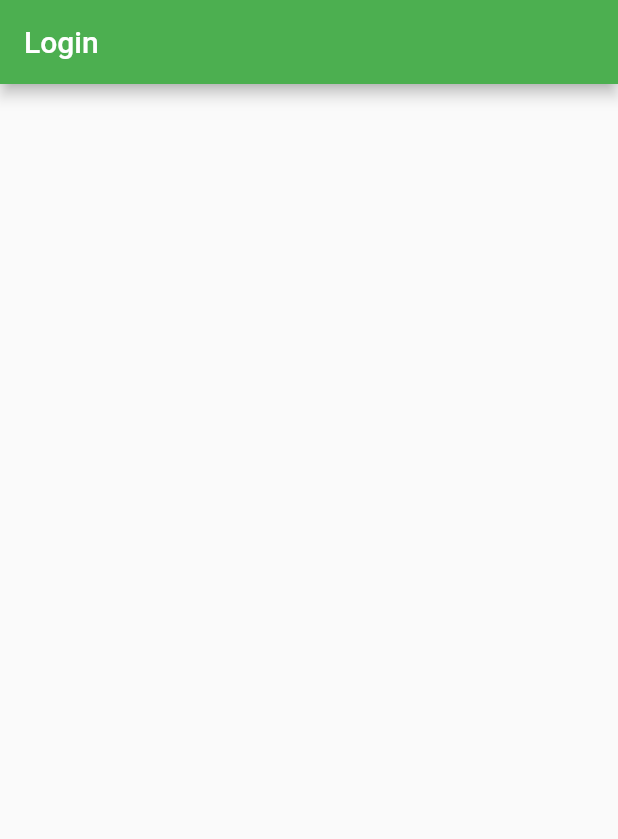
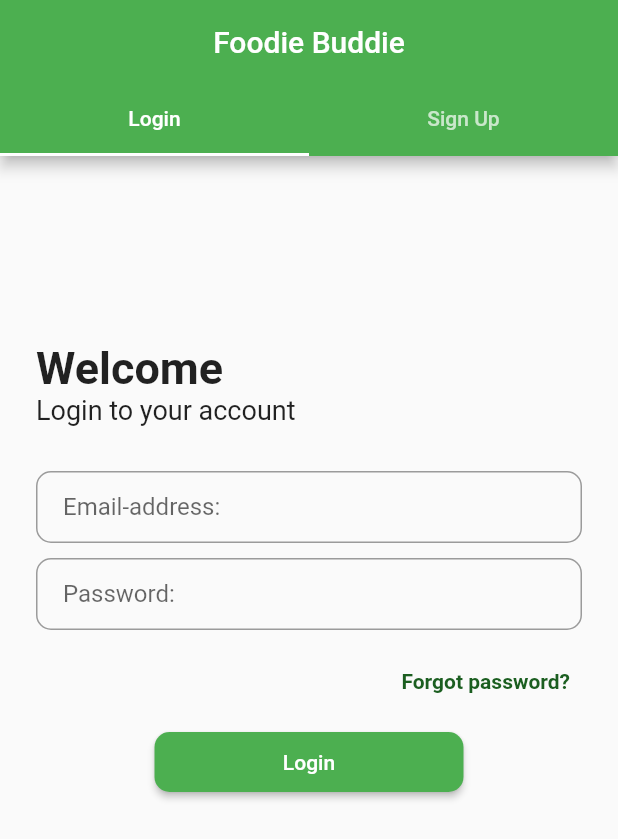
Before and after one commit to Nizam-VA/Foodie-Buddie, a Flutter app: the screen it shows after launch, after a tap on "Skip", on a phone screen of 412 x 824 dp. Shown: the top 839 px of the screen. Run offline on Flutter 3.47's test engine with Material 2 defaults, Android fonts, the phone set to English and light mode, and no system bars; Roboto replaces fonts that are missing (Urbanist, montserrat).

Commit message:
login/signup ui completed

```diff
--- a/lib/main.dart
+++ b/lib/main.dart
@@ -14,7 +14,7 @@ class MyApp extends StatelessWidget {
     return MaterialApp(
       debugShowCheckedModeBanner: false,
       theme: ThemeData(
-        fontFamily: 'montserrat',
+        fontFamily: 'Urbanist',
         primarySwatch: Colors.green,
       ),
       home: ScreenSplash(),
--- a/lib/view/screen/login/screen_login_signup.dart
+++ b/lib/view/screen/login/screen_login_signup.dart
@@ -1,13 +1,24 @@
 import 'package:flutter/material.dart';
+import 'package:foodiebuddie/view/screen/login/widgets/screen_login.dart';
+import 'package:foodiebuddie/view/screen/login/widgets/screen_signup.dart';
 
 class ScreenLoginSignUp extends StatelessWidget {
   const ScreenLoginSignUp({super.key});
 
   @override
   Widget build(BuildContext context) {
-    return Scaffold(
-      appBar: AppBar(
-        title: const Text('Login'),
+    return DefaultTabController(
+      length: 3,
+      child: Scaffold(
+        appBar: AppBar(
+          bottom: const TabBar(tabs: [
+            Tab(text: 'Login'),
+            Tab(text: 'Sign Up'),
+          ]),
+          title: const Text('Foodie Buddie'),
+          centerTitle: true,
+        ),
+        body: TabBarView(children: [ScreenLogin(), ScreenSignUp()]),
       ),
     );
   }
--- /dev/null
+++ b/lib/view/screen/login/widgets/screen_login.dart
@@ -0,0 +1,70 @@
+import 'package:flutter/material.dart';
+import 'package:foodiebuddie/core/constants.dart';
+import 'package:foodiebuddie/view/screen/forgot_password/screen_forgot_password.dart';
+import 'package:foodiebuddie/view/widgets/button_widget.dart';
+import 'package:foodiebuddie/view/widgets/text_button_widget.dart';
+import 'package:foodiebuddie/view/widgets/text_field_widget.dart';
+
+class ScreenLogin extends StatelessWidget {
+  ScreenLogin({super.key});
+
+  final formKey = GlobalKey<FormState>();
+  final userController = TextEditingController();
+  final passController = TextEditingController();
+
+  @override
+  Widget build(BuildContext context) {
+    final width = MediaQuery.of(context).size.width;
+    return Container(
+      margin: const EdgeInsets.all(24),
+      child: Form(
+        child: Column(
+          crossAxisAlignment: CrossAxisAlignment.start,
+          children: [
+            kHight100,
+            const Text('Welcome',
+                style: TextStyle(fontSize: 30, fontWeight: FontWeight.bold)),
+            const Text('Login to your account', style: TextStyle(fontSize: 18)),
+            kHight30,
+            Column(
+              mainAxisAlignment: MainAxisAlignment.center,
+              children: [
+                TextFieldWidget(
+                  userController: userController,
+                  label: 'Email-address:',
+                  inputType: TextInputType.emailAddress,
+                  obscureText: false,
+                ),
+                kHight10,
+                TextFieldWidget(
+                  userController: passController,
+                  label: 'Password:',
+                  inputType: TextInputType.name,
+                  obscureText: true,
+                ),
+                kHight10,
+                TextButtonWidget(
+                  width: width,
+                  text: 'Forgot password?',
+                  onPressed: () {
+                    Navigator.of(context).push(
+                      MaterialPageRoute(
+                        builder: (context) => ScreenForgotPassword(),
+                      ),
+                    );
+                  },
+                ),
+                kHight10,
+                ButtonWidget(
+                  width: width,
+                  text: 'Login',
+                  onPressed: () {},
+                ),
+              ],
+            )
+          ],
+        ),
+      ),
+    );
+  }
+}
--- a/lib/view/screen/splash/screen_splash.dart
+++ b/lib/view/screen/splash/screen_splash.dart
@@ -20,7 +20,8 @@ class ScreenSplash extends StatelessWidget {
     return Scaffold(
       body: PageView.builder(
         itemBuilder: (context, position) {
-          return Container(
+          return SingleChildScrollView(
+            child: Container(
               margin: const EdgeInsets.symmetric(horizontal: 24, vertical: 24),
               child: Column(
                 children: [
@@ -43,6 +44,7 @@ class ScreenSplash extends StatelessWidget {
                   NextButton(width: width, position: position)
                 ],
               ),
+            ),
           );
         },
         itemCount: 3,
--- /dev/null
+++ b/lib/view/widgets/button_widget.dart
@@ -0,0 +1,31 @@
+import 'package:flutter/material.dart';
+
+class ButtonWidget extends StatelessWidget {
+  const ButtonWidget({
+    super.key,
+    required this.width,
+    required this.text,
+    required this.onPressed,
+  });
+
+  final double width;
+  final String text;
+  final VoidCallback onPressed;
+
+  @override
+  Widget build(BuildContext context) {
+    return SizedBox(
+      width: width * .5,
+      height: 40,
+      child: ElevatedButton(
+        onPressed: onPressed,
+        style: ElevatedButton.styleFrom(
+          shape: RoundedRectangleBorder(
+            borderRadius: BorderRadius.circular(10),
+          ),
+        ),
+        child: Text(text),
+      ),
+    );
+  }
+}
--- /dev/null
+++ b/lib/view/widgets/text_button_widget.dart
@@ -0,0 +1,31 @@
+import 'package:flutter/material.dart';
+
+class TextButtonWidget extends StatelessWidget {
+  const TextButtonWidget(
+      {super.key,
+      required this.width,
+      required this.text,
+      required this.onPressed});
+
+  final double width;
+  final String text;
+  final VoidCallback onPressed;
+
+  @override
+  Widget build(BuildContext context) {
+    return Container(
+      width: width,
+      alignment: Alignment.centerRight,
+      child: TextButton(
+        onPressed: onPressed,
+        child: Text(
+          text,
+          style: TextStyle(
+            fontWeight: FontWeight.bold,
+            color: Colors.green[900],
+          ),
+        ),
+      ),
+    );
+  }
+}
--- /dev/null
+++ b/lib/view/widgets/text_field_widget.dart
@@ -0,0 +1,34 @@
+import 'package:flutter/material.dart';
+
+class TextFieldWidget extends StatelessWidget {
+  const TextFieldWidget(
+      {super.key,
+      required this.userController,
+      required this.label,
+      required this.inputType,
+      required this.obscureText});
+
+  final TextEditingController userController;
+  final String label;
+  final TextInputType inputType;
+  final bool obscureText;
+
+  @override
+  Widget build(BuildContext context) {
+    return TextFormField(
+      controller: userController,
+      obscureText: obscureText,
+      keyboardType: inputType,
+      decoration: InputDecoration(
+        label: Text(label),
+        contentPadding: const EdgeInsets.symmetric(
+          horizontal: 18,
+          vertical: 10,
+        ),
+        border: OutlineInputBorder(
+          borderRadius: BorderRadius.circular(10),
+        ),
+      ),
+    );
+  }
+}
```
Also changed, not shown: lib/view/screen/forgot_password/screen_forgot_password.dart (added, +58 -0 lines), lib/view/screen/login/widgets/screen_signup.dart (added, +86 -0 lines), lib/view/screen/otp/screen_otp.dart (added, +93 -0 lines). Lines whose indentation alone changed are shown as unchanged.
